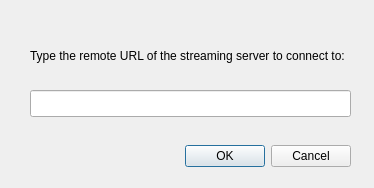
The window that aaxplayer/remote.ui (adalinbv/aax-support) describes before a commit, drawn with Qt 5.
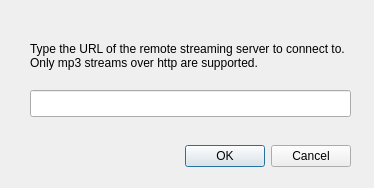
The same window after the commit.

Commit message: Fix the playback timer and total time in case of an audio stream

```diff
--- a/aaxplayer/remote.ui
+++ b/aaxplayer/remote.ui
@@ -39,7 +39,7 @@
     </rect>
    </property>
    <property name="text">
-    <string>Type the remote URL of the streaming server to connect to:</string>
+    <string>Type the URL of the remote streaming server to connect to. Only mp3 streams over http are supported.</string>
    </property>
    <property name="wordWrap">
     <bool>true</bool>
```
The commit also changes 2 other files.
